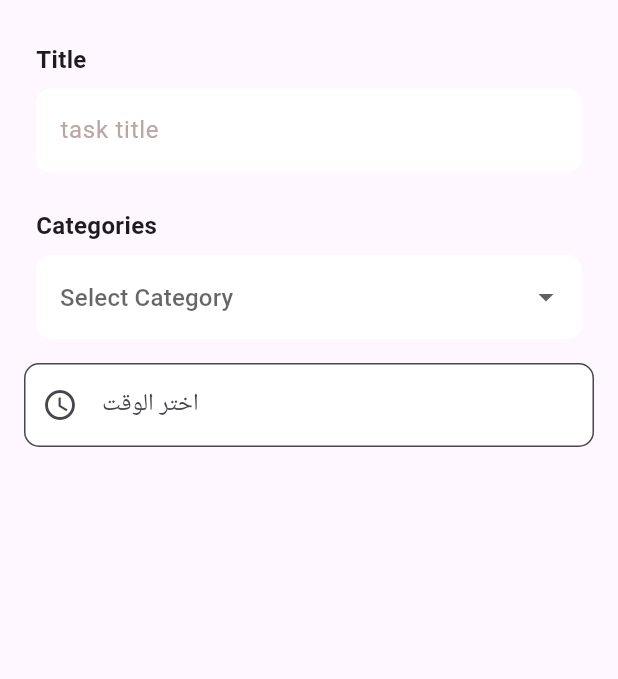
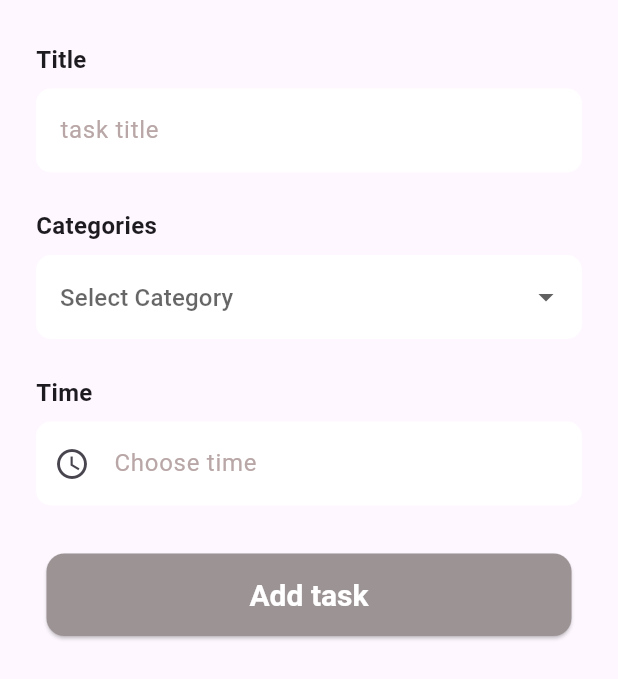
Before and after one commit to Noura-Mohamed/todoList_app, a Flutter app: the ModelSheet widget shown alone on an empty page, opened directly, on a phone screen of 412 x 824 dp. Shown: the top 679 px of the screen. Run offline on Flutter 3.47's test engine with Material 3 defaults, Android fonts, the phone set to English and light mode, and no system bars.

Commit message:
finished model sheet

```diff
--- /dev/null
+++ b/lib/widgets/addtask_button.dart
@@ -0,0 +1,28 @@
+import 'package:flutter/material.dart';
+
+class AddtaskButton extends StatelessWidget {
+  const AddtaskButton({
+    super.key,
+  });
+
+  @override
+  Widget build(BuildContext context) {
+    return Padding(
+      padding: const EdgeInsets.all(8.0),
+      child: ElevatedButton(
+        style: ElevatedButton.styleFrom(
+          minimumSize: Size(350, 55),
+          backgroundColor: Color(0xff9C9494),
+          foregroundColor: Colors.white,
+          textStyle: TextStyle(
+            fontSize: 20,
+            fontWeight: FontWeight.bold
+          ),
+          shape: RoundedRectangleBorder(
+            borderRadius: BorderRadius.circular(12))
+          ),
+        onPressed: (){},
+        child: Text('Add task')),
+    );
+  }
+}
--- a/lib/widgets/model_sheet.dart
+++ b/lib/widgets/model_sheet.dart
@@ -1,4 +1,5 @@
 import 'package:flutter/material.dart';
+import 'package:todo_app/widgets/addtask_button.dart';
 import 'package:todo_app/widgets/dropdown_button.dart';
 import 'package:todo_app/widgets/textfeild_widget.dart';
 import 'package:todo_app/widgets/time_picker.dart';
@@ -21,7 +22,8 @@ class _ModelSheetState extends State<ModelSheet> {
           children: [
             TextFieldWidget(),
             DropButton(),
-            TimePickerField()
+            TimePickerField(),
+            AddtaskButton()
           ],
         ),
       ),
--- a/lib/widgets/time_picker.dart
+++ b/lib/widgets/time_picker.dart
@@ -1,6 +1,8 @@
 import 'package:flutter/material.dart';
 
 class TimePickerField extends StatefulWidget {
+  const TimePickerField({super.key});
+
   @override
   _TimePickerFieldState createState() => _TimePickerFieldState();
 }
@@ -17,23 +19,44 @@ class _TimePickerFieldState extends State<TimePickerField> {
     if (picked != null) {
       setState(() {
         selectedTime = picked;
-        _controller.text = picked.format(context); // يعرض الوقت في الـ TextField
+        _controller.text = picked.format(context);
       });
     }
   }
 
   @override
   Widget build(BuildContext context) {
-    return TextField(
+    return Padding(
+      padding: const EdgeInsets.all(8.0),
+      child: Column(
+        crossAxisAlignment: CrossAxisAlignment.start,
+        children: [
+          Text('Time',
+          style:TextStyle(
+            fontSize: 16,
+            fontWeight: FontWeight.bold
+          ),),
+          Padding(
+            padding: const EdgeInsets.only(top: 8 ,bottom:16 ),
+            child: TextField(
               controller: _controller,
-      readOnly: true, // يمنع الكتابة اليدوية
+              readOnly: true,
               onTap: _pickTime,
               decoration: InputDecoration(
-        labelText: 'اختر الوقت',
+                hintText: 'Choose time',
+                hintStyle: TextStyle(
+                  color: Color(0xffB9A6A6)
+                ),
                 prefixIcon: Icon(Icons.access_time),
-        border: OutlineInputBorder(borderRadius: BorderRadius.circular(10)),
+                border: OutlineInputBorder(
+                  borderSide: BorderSide.none,
+                  borderRadius: BorderRadius.circular(10)),
                 filled: true,
                 fillColor: Colors.white,
+              ),
+            ),
+          ),
+        ],
       ),
     );
   }
```
Lines whose indentation alone changed are shown as unchanged.
